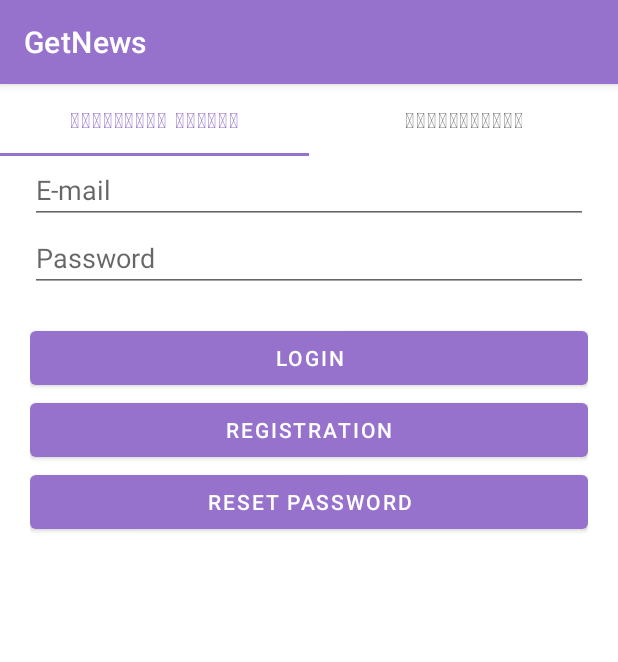
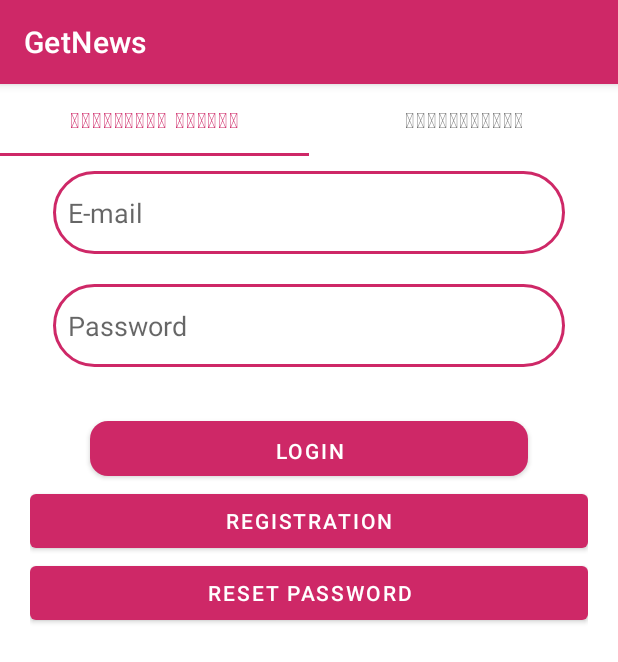
Before and after one commit to tornike14/GetNews, an Android app: the screen it shows after launch (AuthActivity), on a phone screen of 412 x 824 dp. Shown: the top 662 px of the screen. Run offline under Robolectric (Android 15) with nearby library versions, the phone set to English and light mode, and no system bars; our stand-ins replace Firebase (no records; nobody signed in at launch, a user with empty details on screens opened directly).

Commit message:
changed input and buttons styles

```diff
--- a/app/src/main/java/com/example/getnews/authFragments/Login.kt
+++ b/app/src/main/java/com/example/getnews/authFragments/Login.kt
@@ -62,7 +62,6 @@ class Login: Fragment(R.layout.activity_login) {
                         Toast.makeText(context, "Something went wrong!", Toast.LENGTH_SHORT).show()
                     }
                 }
-
         }
     }
 
--- /dev/null
+++ b/app/src/main/res/drawable/rounded_input.xml
@@ -0,0 +1,8 @@
+<?xml version="1.0" encoding="utf-8"?>
+
+<shape xmlns:android="http://schemas.android.com/apk/res/android" android:shape="rectangle">
+    <stroke
+        android:width="2dp"
+        android:color="#CE2867" />
+    <corners android:radius="40dp"/>
+</shape>
--- a/app/src/main/res/layout/activity_login.xml
+++ b/app/src/main/res/layout/activity_login.xml
@@ -3,8 +3,7 @@
     xmlns:app="http://schemas.android.com/apk/res-auto"
     xmlns:tools="http://schemas.android.com/tools"
     android:layout_width="match_parent"
-    android:layout_height="match_parent"
-    tools:context=".LoginActivity">
+    android:layout_height="match_parent">
 
     <LinearLayout
         android:layout_width="match_parent"
@@ -21,24 +20,47 @@
             android:id="@+id/editTextLoginEmail"
             android:layout_width="match_parent"
             android:layout_height="wrap_content"
+            android:layout_marginStart="15dp"
+            android:layout_marginTop="10dp"
+            android:layout_marginEnd="15dp"
+            android:layout_marginBottom="10dp"
+            android:background="@drawable/rounded_input"
             android:ems="10"
             android:hint="E-mail"
-            android:inputType="textEmailAddress" />
+            android:inputType="textEmailAddress"
+            android:paddingLeft="10dp"
+            android:paddingTop="15dp"
+            android:paddingRight="10dp"
+            android:paddingBottom="15dp" />
 
         <EditText
             android:id="@+id/editTextLoginPassword"
             android:layout_width="match_parent"
             android:layout_height="wrap_content"
+            android:layout_marginStart="15dp"
+            android:layout_marginTop="10dp"
+            android:layout_marginEnd="15dp"
+            android:layout_marginBottom="10dp"
+            android:background="@drawable/rounded_input"
             android:ems="10"
             android:hint="Password"
-            android:inputType="textPassword" />
+            android:inputType="textPassword"
+            android:paddingLeft="10dp"
+            android:paddingTop="15dp"
+            android:paddingRight="10dp"
+            android:paddingBottom="15dp" />
 
         <Button
             android:id="@+id/buttonLogin"
             android:layout_width="match_parent"
             android:layout_height="wrap_content"
+            android:layout_marginLeft="40dp"
             android:layout_marginTop="20dp"
-            android:text="Login" />
+            android:layout_marginRight="40dp"
+            android:paddingTop="10dp"
+            android:paddingBottom="7dp"
+            android:text="Login"
+            app:cornerRadius="12dp" />
 
         <Button
             android:id="@+id/buttonRegistration"
--- a/app/src/main/res/values/themes.xml
+++ b/app/src/main/res/values/themes.xml
@@ -2,7 +2,7 @@
     <!-- Base application theme. -->
     <style name="Theme.GetNews" parent="Theme.MaterialComponents.DayNight.DarkActionBar">
         <!-- Primary brand color. -->
-        <item name="colorPrimary">#9772CC</item>
+        <item name="colorPrimary">#CE2867</item>
         <item name="colorPrimaryVariant">@color/purple_700</item>
         <item name="colorOnPrimary">@color/white</item>
         <!-- Secondary brand color. -->
```
